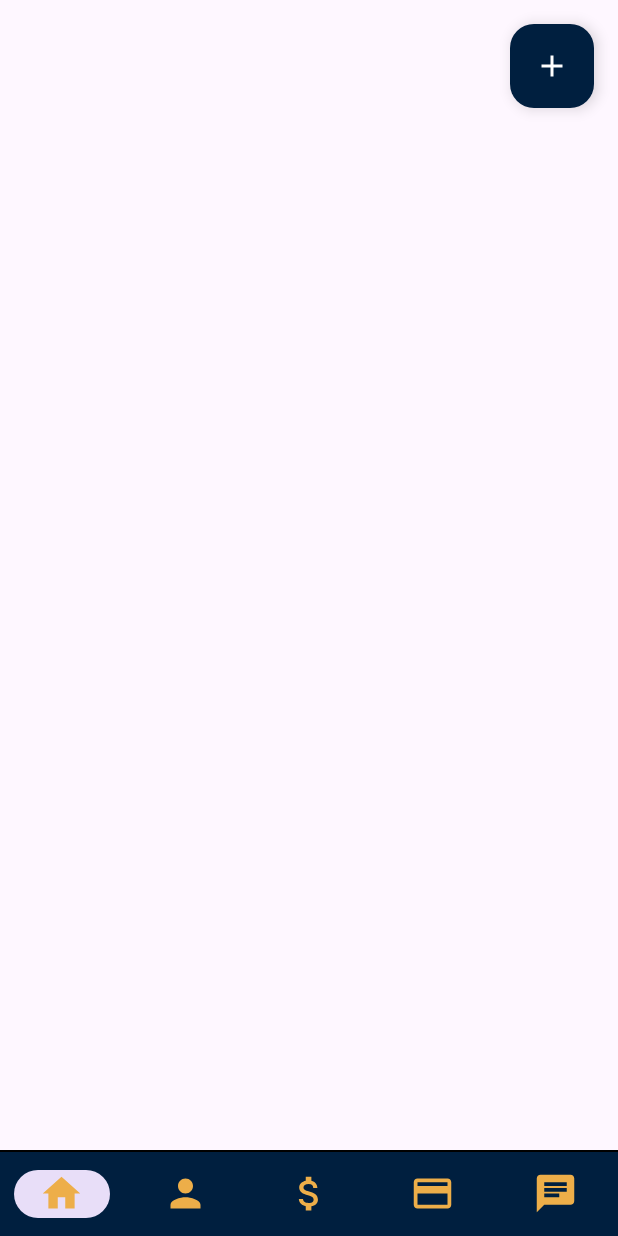
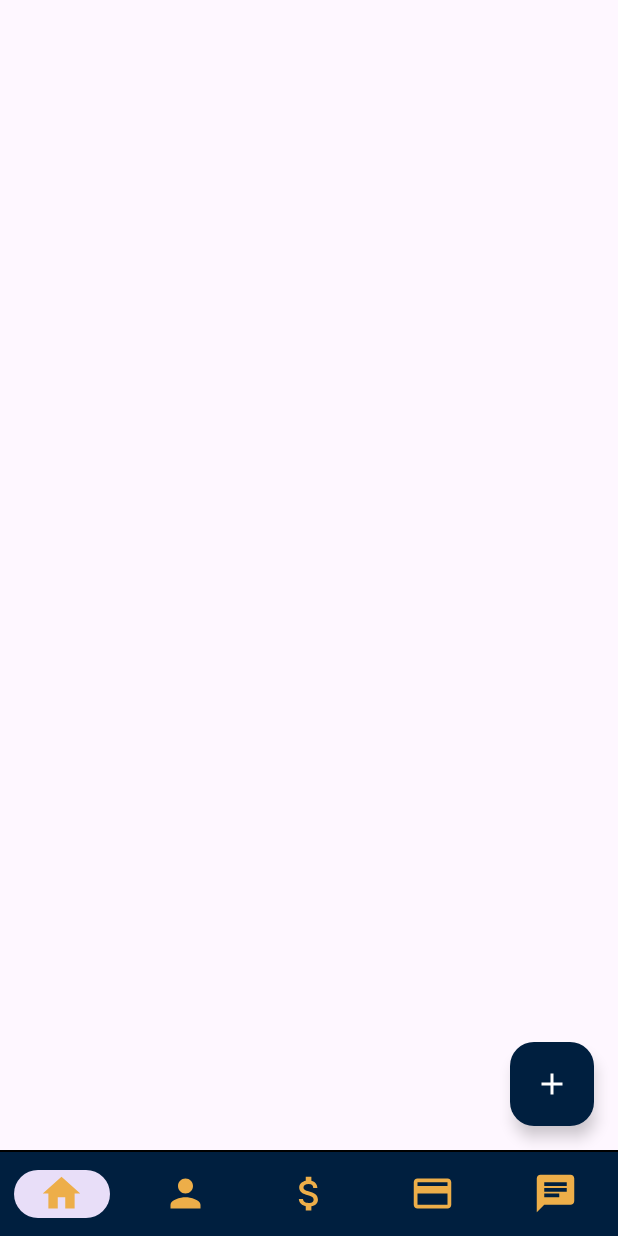
Before and after one commit to BudguetteSP/Budguette, an Android app: the fragment ForumsFragment placed in its activity, on a phone screen of 412 x 824 dp. Run offline under Robolectric (Android 15) with nearby library versions, the phone set to English and light mode, and no system bars; our stand-ins replace Firebase (no records; nobody signed in at launch, a user with empty details on screens opened directly).

Commit message:
Forums refreshes automatically on create post and delete post. Also user can manually refresh

```diff
--- a/app/build.gradle.kts
+++ b/app/build.gradle.kts
@@ -57,6 +57,7 @@ dependencies {
     implementation("com.google.firebase:firebase-storage")
     implementation("com.github.bumptech.glide:glide:4.16.0")
     kapt("com.github.bumptech.glide:compiler:4.16.0")
+    implementation("androidx.swiperefreshlayout:swiperefreshlayout:1.1.0")
 
 
 
--- a/app/src/main/java/com/example/budguette/ForumsFragment.kt
+++ b/app/src/main/java/com/example/budguette/ForumsFragment.kt
@@ -9,6 +9,7 @@ import android.widget.Toast
 import androidx.fragment.app.Fragment
 import androidx.recyclerview.widget.LinearLayoutManager
 import androidx.recyclerview.widget.RecyclerView
+import androidx.swiperefreshlayout.widget.SwipeRefreshLayout
 import com.google.android.material.floatingactionbutton.FloatingActionButton
 import com.google.firebase.auth.FirebaseAuth
 import com.google.firebase.firestore.FirebaseFirestore
@@ -17,7 +18,8 @@ import com.google.firebase.firestore.Query
 class ForumsFragment : Fragment() {
 
     private lateinit var postsRecyclerView: RecyclerView
-    private lateinit var createPostBtn: FloatingActionButton  // Change to FloatingActionButton
+    private lateinit var swipeRefreshLayout: SwipeRefreshLayout
+    private lateinit var createPostBtn: FloatingActionButton
     private val auth = FirebaseAuth.getInstance()
     private val db = FirebaseFirestore.getInstance()
     private lateinit var postAdapter: PostAdapter
@@ -25,20 +27,22 @@ class ForumsFragment : Fragment() {
     override fun onCreateView(
         inflater: LayoutInflater, container: ViewGroup?,
         savedInstanceState: Bundle?
-    ): View? {
+    ): View {
         val view = inflater.inflate(R.layout.fragment_forums, container, false)
 
         postsRecyclerView = view.findViewById(R.id.posts_recycler_view)
+        swipeRefreshLayout = view.findViewById(R.id.swipe_refresh_layout)
         createPostBtn = view.findViewById(R.id.create_post_button)
 
         postAdapter = PostAdapter()
         postsRecyclerView.layoutManager = LinearLayoutManager(context)
         postsRecyclerView.adapter = postAdapter
 
-        loadPosts()
+        swipeRefreshLayout.setOnRefreshListener {
+            loadPosts()
+        }
 
         createPostBtn.setOnClickListener {
-            // Navigate to CreatePostActivity or CreatePostFragment
             val intent = Intent(requireContext(), CreatePostActivity::class.java)
             startActivity(intent)
         }
@@ -46,24 +50,27 @@ class ForumsFragment : Fragment() {
         return view
     }
 
+    override fun onResume() {
+        super.onResume()
+        loadPosts()
+    }
+
     private fun loadPosts() {
-        val adapter = PostAdapter()
-        postsRecyclerView.adapter = adapter
+        swipeRefreshLayout.isRefreshing = true
 
         db.collection("posts")
             .orderBy("timestamp", Query.Direction.DESCENDING)
             .get()
             .addOnSuccessListener { documents ->
-                // Build a list of Posts that includes the document ID
                 val postsList = documents.map { doc ->
-                    doc.toObject(Post::class.java)
-                        .copy(id = doc.id)     // ← copy in the Firestore-generated ID
+                    doc.toObject(Post::class.java).copy(id = doc.id)
                 }
-                adapter.submitList(postsList)
+                postAdapter.submitList(postsList)
+                swipeRefreshLayout.isRefreshing = false
             }
             .addOnFailureListener { e ->
                 Toast.makeText(context, "Failed to load posts: ${e.message}", Toast.LENGTH_SHORT).show()
+                swipeRefreshLayout.isRefreshing = false
             }
     }
-
 }
--- a/app/src/main/res/layout/fragment_forums.xml
+++ b/app/src/main/res/layout/fragment_forums.xml
@@ -1,28 +1,37 @@
 <?xml version="1.0" encoding="utf-8"?>
-<androidx.coordinatorlayout.widget.CoordinatorLayout xmlns:android="http://schemas.android.com/apk/res/android"
+<androidx.coordinatorlayout.widget.CoordinatorLayout
+    xmlns:android="http://schemas.android.com/apk/res/android"
     xmlns:app="http://schemas.android.com/apk/res-auto"
     xmlns:tools="http://schemas.android.com/tools"
     android:layout_width="match_parent"
     android:layout_height="match_parent"
     tools:context=".ForumsFragment">
 
-    <!-- RecyclerView for displaying posts -->
-    <androidx.recyclerview.widget.RecyclerView
-        android:id="@+id/posts_recycler_view"
+    <!-- SwipeRefreshLayout wraps the RecyclerView -->
+    <androidx.swiperefreshlayout.widget.SwipeRefreshLayout
+        android:id="@+id/swipe_refresh_layout"
         android:layout_width="match_parent"
-        android:layout_height="match_parent"
-        android:layout_marginTop="80dp"
-        android:padding="16dp"/>
+        android:layout_height="match_parent">
 
-    <!-- FloatingActionButton for creating a post -->
+        <!-- RecyclerView inside SwipeRefreshLayout -->
+        <androidx.recyclerview.widget.RecyclerView
+            android:id="@+id/posts_recycler_view"
+            android:layout_width="match_parent"
+            android:layout_height="match_parent"
+            android:clipToPadding="false"
+            android:paddingBottom="100dp" />
+    </androidx.swiperefreshlayout.widget.SwipeRefreshLayout>
+
+    <!-- FloatingActionButton anchored properly -->
     <com.google.android.material.floatingactionbutton.FloatingActionButton
         android:id="@+id/create_post_button"
         android:layout_width="wrap_content"
         android:layout_height="wrap_content"
+        android:layout_gravity="bottom|end"
+        android:layout_margin="16dp"
         android:contentDescription="Create Post"
         android:src="@drawable/baseline_add_24"
-        android:layout_gravity="end|top"
-        android:layout_margin="16dp"
+        app:layout_anchorGravity="bottom|end"
         app:backgroundTint="@color/navy_blue"
         app:tint="@android:color/white" />
 
```
